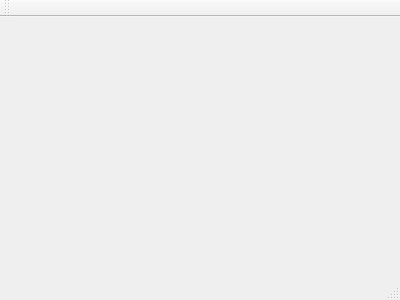
Before: the Qt Designer form mainwindow.ui in wanhongqing123/Audio-Linux, drawn with Qt 5.
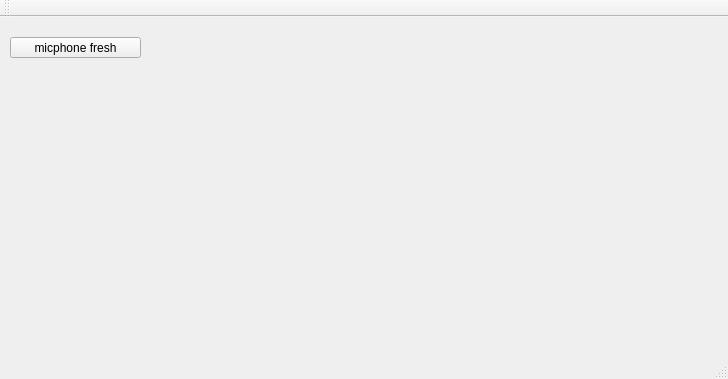
After: the same form once the commit is applied.

The edit to the form file:
```diff
--- a/mainwindow.ui
+++ b/mainwindow.ui
@@ -1,24 +1,53 @@
 <ui version="4.0">
  <class>MainWindow</class>
- <widget class="QMainWindow" name="MainWindow" >
-  <property name="geometry" >
+ <widget class="QMainWindow" name="MainWindow">
+  <property name="geometry">
    <rect>
     <x>0</x>
     <y>0</y>
-    <width>400</width>
-    <height>300</height>
+    <width>728</width>
+    <height>379</height>
    </rect>
   </property>
   <property name="windowTitle" >
    <string>MainWindow</string>
   </property>
-  <widget class="QMenuBar" name="menuBar" />
-  <widget class="QToolBar" name="mainToolBar" />
-  <widget class="QWidget" name="centralWidget" />
-  <widget class="QStatusBar" name="statusBar" />
+  <widget class="QWidget" name="centralWidget">
+   <widget class="QPushButton" name="pushButtonMicUpdate">
+    <property name="geometry">
+     <rect>
+      <x>10</x>
+      <y>20</y>
+      <width>131</width>
+      <height>21</height>
+     </rect>
+    </property>
+    <property name="text">
+     <string>micphone fresh</string>
+    </property>
+   </widget>
+  </widget>
+  <widget class="QMenuBar" name="menuBar">
+   <property name="geometry">
+    <rect>
+     <x>0</x>
+     <y>0</y>
+     <width>728</width>
+     <height>22</height>
+    </rect>
+   </property>
+  </widget>
+  <widget class="QToolBar" name="mainToolBar">
+   <attribute name="toolBarArea">
+    <enum>TopToolBarArea</enum>
+   </attribute>
+   <attribute name="toolBarBreak">
+    <bool>false</bool>
+   </attribute>
+  </widget>
+  <widget class="QStatusBar" name="statusBar"/>
  </widget>
- <layoutDefault spacing="6" margin="11" />
- <pixmapfunction></pixmapfunction>
+ <layoutdefault spacing="6" margin="11"/>
  <resources/>
  <connections/>
 </ui>
```
Left out of the diff: 3 changed lines with no effect on the pictures.
